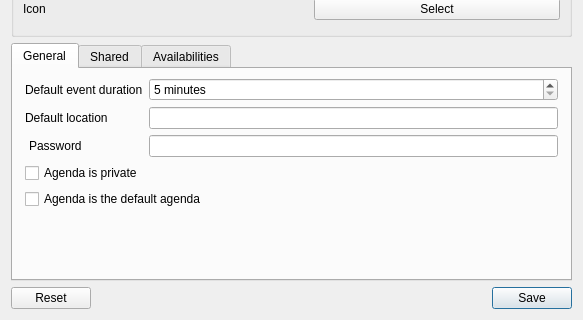
FreeHealth/freehealth, file plugins/agendaplugin/usercalendareditor.ui: the form before one commit; both pictures show x 0 to 583 and y 175 to 495 of the 583 by 495 pixel window.
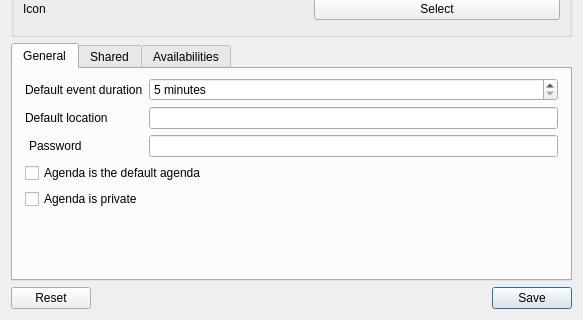
The form after the commit. Custom widgets are drawn as their Qt base class.

Commit message: reverse order for "private" and "ddefault editor"

Diff of the .ui file:
```diff
--- a/plugins/agendaplugin/usercalendareditor.ui
+++ b/plugins/agendaplugin/usercalendareditor.ui
@@ -196,7 +196,7 @@
          </property>
         </widget>
        </item>
-       <item row="5" column="0" colspan="2">
+       <item row="7" column="0">
         <widget class="QCheckBox" name="isPrivateCheck">
          <property name="text">
           <string>Agenda is private</string>
```
